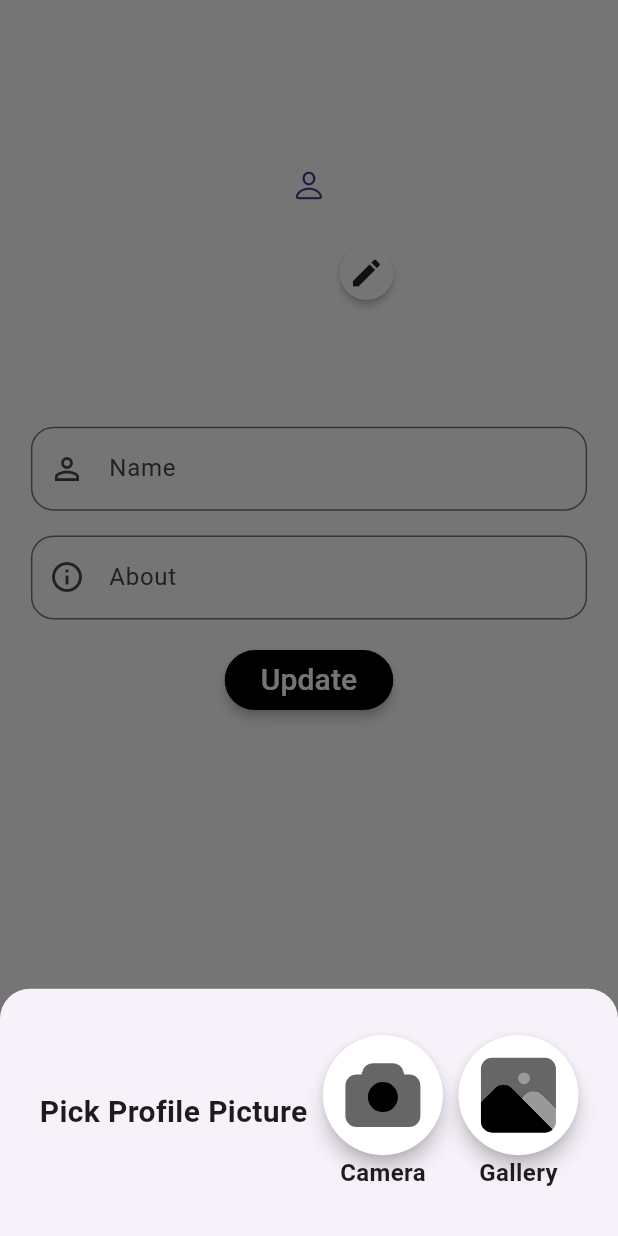
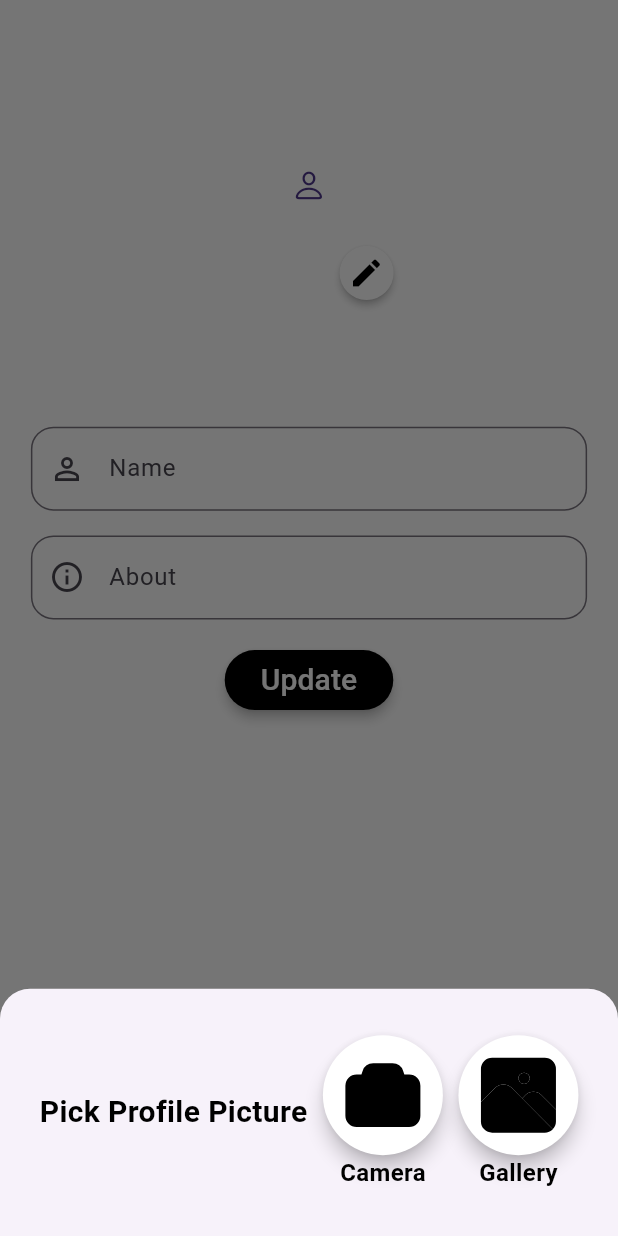
Before and after one commit to fortunatefogy/cipherchatapp, a Flutter app: the ProfileScreen screen opened directly with empty values, after a tap on the "edit" icon, on a phone screen of 412 x 824 dp. Run offline on Flutter 3.47's test engine with Material 3 defaults, Android fonts, the phone set to English and light mode, and no system bars; drawn by our look-alikes of cached_network_image; our stand-ins replace cloud_firestore, emoji_picker_flutter, firebase_auth, firebase_core, flutter_dotenv, flutter_svg and 3 more; missing offline and left inert: encrypt, saver_gallery; accounts and stored records are empty; network calls fail.

Commit message:
darkmode completed

```diff
--- a/lib/api/apis.dart
+++ b/lib/api/apis.dart
@@ -229,7 +229,7 @@ class APIs {
     await firestore
         .collection('chats/${getConversationID(message.fromId)}/messages/')
         .doc(message.sent)
-        .update({'read': DateTime.now().microsecondsSinceEpoch.toString()});
+        .update({'read': DateTime.now().millisecondsSinceEpoch.toString()});
   }
 
   static Stream<QuerySnapshot<Map<String, dynamic>>> getLastMessage(
--- a/lib/screens/profile_screen.dart
+++ b/lib/screens/profile_screen.dart
@@ -9,6 +9,8 @@ import 'package:flutter_svg/svg.dart';
 import 'package:image_picker/image_picker.dart';
 import 'package:http/http.dart' as http;
 import 'package:cached_network_image/cached_network_image.dart';
+import 'package:provider/provider.dart';
+import 'package:cipher/api/theme_provider.dart';
 
 class ProfileScreen extends StatefulWidget {
   final ChatUser user;
@@ -91,6 +93,7 @@ class _ProfileScreenState extends State<ProfileScreen> {
 
   @override
   Widget build(BuildContext context) {
+    final themeProvider = Provider.of<ThemeProvider>(context);
     print(
         'Current Profile Picture URL: ${widget.user.image}'); // Print current profile picture URL
 
@@ -99,33 +102,6 @@ class _ProfileScreenState extends State<ProfileScreen> {
         FocusScope.of(context).unfocus();
       },
       child: Scaffold(
-        // appBar: AppBar(
-        //   leading: Padding(
-        //     padding: const EdgeInsets.all(6.0),
-        //     child: Image.asset('assets/icon/icon.png'),
-        //   ),
-        //   title: const Text('Cipher'),
-        //   actions: [
-        //     IconButton(
-        //       icon: const Icon(Icons.logout, color: Colors.black),
-        //       onPressed: () async {
-        //         Dialogs.showProgressBar(context);
-        //         await APIs.auth.signOut().then(
-        //           (value) async {
-        //             await GoogleSignIn().signOut().then((value) {
-        //               Navigator.pop(context);
-        //               Navigator.pop(context);
-        //             });
-        //           },
-        //         );
-        //         Navigator.pushReplacement(
-        //           context,
-        //           MaterialPageRoute(builder: (context) => const LoginScreen()),
-        //         );
-        //       },
-        //     ),
-        //   ],
-        // ),
         body: Form(
           key: _formKey,
           child: Padding(
@@ -175,10 +151,16 @@ class _ProfileScreenState extends State<ProfileScreen> {
                                           top: 10,
                                           right: 10,
                                           child: CircleAvatar(
-                                            backgroundColor: Colors.white,
+                                            backgroundColor:
+                                                themeProvider.isDarkMode
+                                                    ? Colors.black
+                                                    : Colors.white,
                                             child: IconButton(
-                                              icon: const Icon(Icons.close,
-                                                  color: Colors.black),
+                                              icon: Icon(Icons.close,
+                                                  color:
+                                                      themeProvider.isDarkMode
+                                                          ? Colors.white
+                                                          : Colors.black),
                                               onPressed: () {
                                                 Navigator.of(context).pop();
                                               },
@@ -220,8 +202,15 @@ class _ProfileScreenState extends State<ProfileScreen> {
                               _showBottomSheet(context);
                             },
                             shape: const CircleBorder(),
-                            color: Colors.white,
-                            child: Icon(Icons.edit)),
+                            color: themeProvider.isDarkMode
+                                ? Colors.black
+                                : Colors.white,
+                            child: Icon(
+                              Icons.edit,
+                              color: themeProvider.isDarkMode
+                                  ? Colors.white
+                                  : Colors.black,
+                            )),
                       )
                     ],
                   ),
@@ -229,13 +218,16 @@ class _ProfileScreenState extends State<ProfileScreen> {
                     height: mq.height * .03,
                   ),
                   Text(widget.user.email,
-                      style:
-                          const TextStyle(color: Colors.black, fontSize: 20)),
+                      style: TextStyle(
+                        color: themeProvider.isDarkMode
+                            ? Colors.white
+                            : Colors.black,
+                        fontSize: 20,
+                      )),
                   SizedBox(
                     height: mq.height * .03,
                   ),
                   TextFormField(
-
                     initialValue: widget.user.name,
                     onSaved: (val) => APIs.me.name = val ?? '',
                     validator: (val) => val != null && val.isNotEmpty
@@ -279,13 +271,17 @@ class _ProfileScreenState extends State<ProfileScreen> {
                       }
                     },
                     style: ElevatedButton.styleFrom(
-                      backgroundColor: Colors.black, // Background color
+                      backgroundColor: themeProvider.isDarkMode
+                          ? Colors.white
+                          : Colors.black, // Background color
                       elevation: 3, // Elevation
                     ),
-                    child: const Text(
+                    child: Text(
                       'Update',
                       style: TextStyle(
-                        color: Colors.white, // Font color
+                        color: themeProvider.isDarkMode
+                            ? Colors.black
+                            : Colors.white, // Font color
                         fontSize: 20, // Font size
                       ),
                     ),
@@ -303,6 +299,7 @@ class _ProfileScreenState extends State<ProfileScreen> {
   }
 
   void _showBottomSheet(BuildContext context) {
+    final themeProvider = Provider.of<ThemeProvider>(context, listen: false);
     showModalBottomSheet(
       context: context,
       shape: RoundedRectangleBorder(
@@ -317,7 +314,11 @@ class _ProfileScreenState extends State<ProfileScreen> {
             children: [
               Text(
                 "Pick Profile Picture",
-                style: TextStyle(fontSize: 20, fontWeight: FontWeight.bold),
+                style: TextStyle(
+                  fontSize: 20,
+                  fontWeight: FontWeight.bold,
+                  color: themeProvider.isDarkMode ? Colors.white : Colors.black,
+                ),
               ),
               Column(
                 mainAxisAlignment: MainAxisAlignment.center,
@@ -325,7 +326,9 @@ class _ProfileScreenState extends State<ProfileScreen> {
                   ElevatedButton(
                     style: ElevatedButton.styleFrom(
                       shape: CircleBorder(),
-                      backgroundColor: Colors.white,
+                      backgroundColor: themeProvider.isDarkMode
+                          ? Colors.black
+                          : Colors.white,
                       padding: EdgeInsets.all(10), // Background color
                       elevation: 5,
                     ),
@@ -345,11 +348,20 @@ class _ProfileScreenState extends State<ProfileScreen> {
                       'assets/icon/camera.svg', // SVG file
                       width: 60, // Adjust size
                       height: 60,
+                      color: themeProvider.isDarkMode
+                          ? Colors.white
+                          : Colors.black,
                     ),
                   ),
-                  const Text(
+                  Text(
                     'Camera',
-                    style: TextStyle(fontSize: 16, fontWeight: FontWeight.bold),
+                    style: TextStyle(
+                      fontSize: 16,
+                      fontWeight: FontWeight.bold,
+                      color: themeProvider.isDarkMode
+                          ? Colors.white
+                          : Colors.black,
+                    ),
                   ),
                 ],
               ),
@@ -359,7 +371,9 @@ class _ProfileScreenState extends State<ProfileScreen> {
                   ElevatedButton(
                     style: ElevatedButton.styleFrom(
                       shape: CircleBorder(),
-                      backgroundColor: Colors.white,
+                      backgroundColor: themeProvider.isDarkMode
+                          ? Colors.black
+                          : Colors.white,
                       padding: EdgeInsets.all(10), // Background color
                       elevation: 5,
                     ),
@@ -380,11 +394,20 @@ class _ProfileScreenState extends State<ProfileScreen> {
                       'assets/icon/gallery.svg', // SVG file
                       width: 60,
                       height: 60,
+                      color: themeProvider.isDarkMode
+                          ? Colors.white
+                          : Colors.black,
                     ),
                   ),
-                  const Text(
+                  Text(
                     'Gallery',
-                    style: TextStyle(fontSize: 16, fontWeight: FontWeight.bold),
+                    style: TextStyle(
+                      fontSize: 16,
+                      fontWeight: FontWeight.bold,
+                      color: themeProvider.isDarkMode
+                          ? Colors.white
+                          : Colors.black,
+                    ),
                   ),
                 ],
               ),
```
Also changed, not shown: lib/screens/chat_screen.dart (+49 -23 lines), lib/screens/home_screen.dart (+89 -26 lines), lib/screens/splash_screen.dart (+8 -2 lines), lib/widgets/chat_user_card.dart (+11 -4 lines), lib/widgets/message_card.dart (+7 -7 lines).
